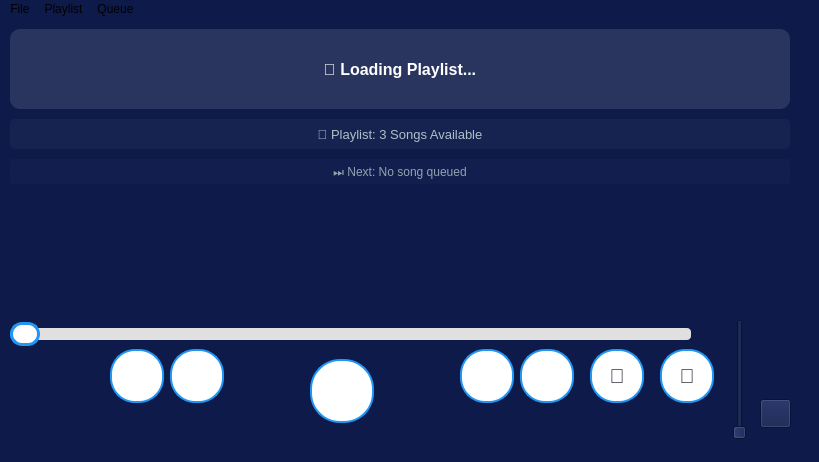
First picture: the form in mainwindow.ui, repository snahvi/AP_jukebox, before the edit.
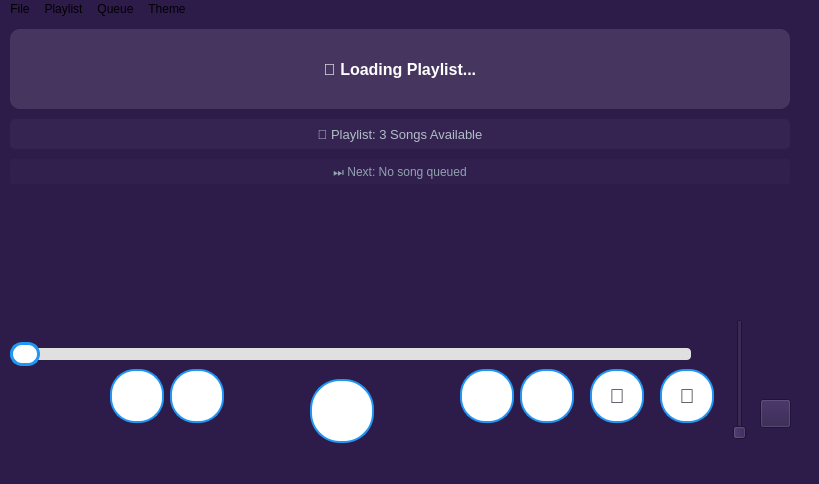
Second picture: the form after the edit.

What changed in the file:
```diff
--- a/mainwindow.ui
+++ b/mainwindow.ui
@@ -7,14 +7,14 @@
     <x>0</x>
     <y>0</y>
     <width>819</width>
-    <height>462</height>
+    <height>484</height>
    </rect>
   </property>
   <property name="windowTitle">
    <string>🎵 MuPlayer - Music Player with Playlist</string>
   </property>
   <property name="styleSheet">
-   <string notr="true">   background-color: #0D1A4A;</string>
+   <string notr="true">   background-color: #2D1B4A;</string>
   </property>
   <widget class="QWidget" name="centralwidget">
    <widget class="QLabel" name="label">
@@ -53,7 +53,7 @@
     <property name="geometry">
      <rect>
       <x>10</x>
-      <y>300</y>
+      <y>320</y>
       <width>681</width>
       <height>31</height>
      </rect>
@@ -99,7 +99,7 @@
     <property name="geometry">
      <rect>
       <x>460</x>
-      <y>330</y>
+      <y>350</y>
       <width>54</width>
       <height>54</height>
      </rect>
@@ -133,7 +133,7 @@
     <property name="geometry">
      <rect>
       <x>170</x>
-      <y>330</y>
+      <y>350</y>
       <width>54</width>
       <height>54</height>
      </rect>
@@ -167,7 +167,7 @@
     <property name="geometry">
      <rect>
       <x>520</x>
-      <y>330</y>
+      <y>350</y>
       <width>54</width>
       <height>54</height>
      </rect>
@@ -201,7 +201,7 @@
     <property name="geometry">
      <rect>
       <x>590</x>
-      <y>330</y>
+      <y>350</y>
       <width>54</width>
       <height>54</height>
      </rect>
@@ -246,7 +246,7 @@
     <property name="geometry">
      <rect>
       <x>660</x>
-      <y>330</y>
+      <y>350</y>
       <width>54</width>
       <height>54</height>
      </rect>
@@ -291,7 +291,7 @@
     <property name="geometry">
      <rect>
       <x>110</x>
-      <y>330</y>
+      <y>350</y>
       <width>54</width>
       <height>54</height>
      </rect>
@@ -325,7 +325,7 @@
     <property name="geometry">
      <rect>
       <x>310</x>
-      <y>340</y>
+      <y>360</y>
       <width>64</width>
       <height>64</height>
      </rect>
@@ -385,7 +385,7 @@
     <property name="geometry">
      <rect>
       <x>20</x>
-      <y>280</y>
+      <y>300</y>
       <width>63</width>
       <height>20</height>
      </rect>
@@ -401,7 +401,7 @@
     <property name="geometry">
      <rect>
       <x>640</x>
-      <y>280</y>
+      <y>300</y>
       <width>63</width>
       <height>20</height>
      </rect>
@@ -506,9 +506,20 @@
     <addaction name="separator"/>
     <addaction name="actionClear_Queue"/>
    </widget>
+   <widget class="QMenu" name="menuTheme">
+    <property name="title">
+     <string>Theme</string>
+    </property>
+    <addaction name="actionTheme_Dark_Purple"/>
+    <addaction name="actionTheme_Dark_Blue"/>
+    <addaction name="actionTheme_Dark_Green"/>
+    <addaction name="actionTheme_Dark_Red"/>
+    <addaction name="actionTheme_Black"/>
+   </widget>
    <addaction name="menuOpen"/>
    <addaction name="menuPlaylist"/>
    <addaction name="menuQueue"/>
+   <addaction name="menuTheme"/>
   </widget>
   <widget class="QStatusBar" name="statusbar"/>
   <action name="actionOpen_file">
```
Left out of the diff: 44 changed lines with no effect on the pictures.
